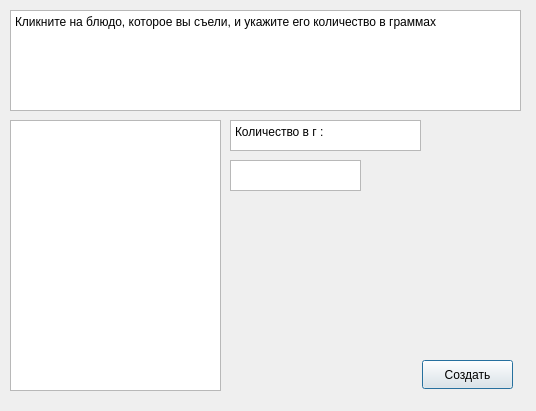
Old version of the form courseWork/adddish.ui in the repository mellonii/maltite.
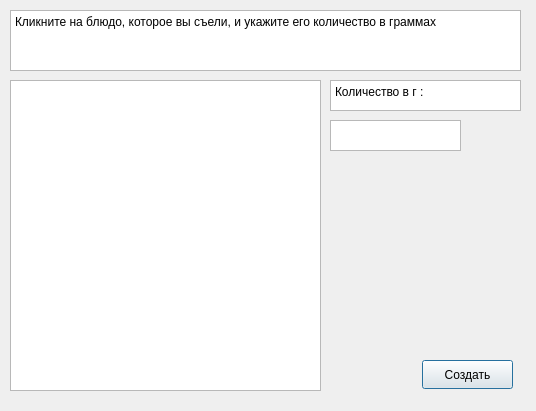
New version of the form.

The edit to the form file:
```diff
--- a/courseWork/adddish.ui
+++ b/courseWork/adddish.ui
@@ -19,7 +19,7 @@
      <x>10</x>
      <y>10</y>
      <width>511</width>
-     <height>101</height>
+     <height>61</height>
     </rect>
    </property>
    <property name="html">
@@ -35,17 +35,17 @@
    <property name="geometry">
     <rect>
      <x>10</x>
-     <y>120</y>
-     <width>211</width>
-     <height>271</height>
+     <y>80</y>
+     <width>311</width>
+     <height>311</height>
     </rect>
    </property>
   </widget>
   <widget class="QTextBrowser" name="textBrowser_2">
    <property name="geometry">
     <rect>
-     <x>230</x>
-     <y>120</y>
+     <x>330</x>
+     <y>80</y>
      <width>191</width>
      <height>31</height>
     </rect>
@@ -62,8 +62,8 @@
   <widget class="QTextEdit" name="textEdit">
    <property name="geometry">
     <rect>
-     <x>230</x>
-     <y>160</y>
+     <x>330</x>
+     <y>120</y>
      <width>131</width>
      <height>31</height>
     </rect>
```
